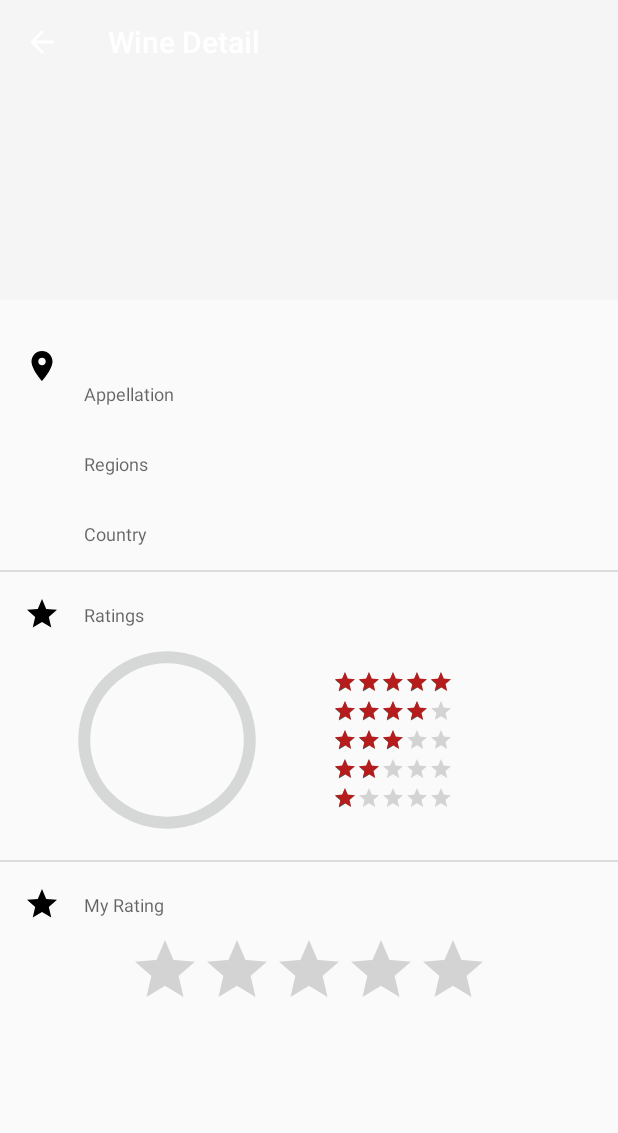
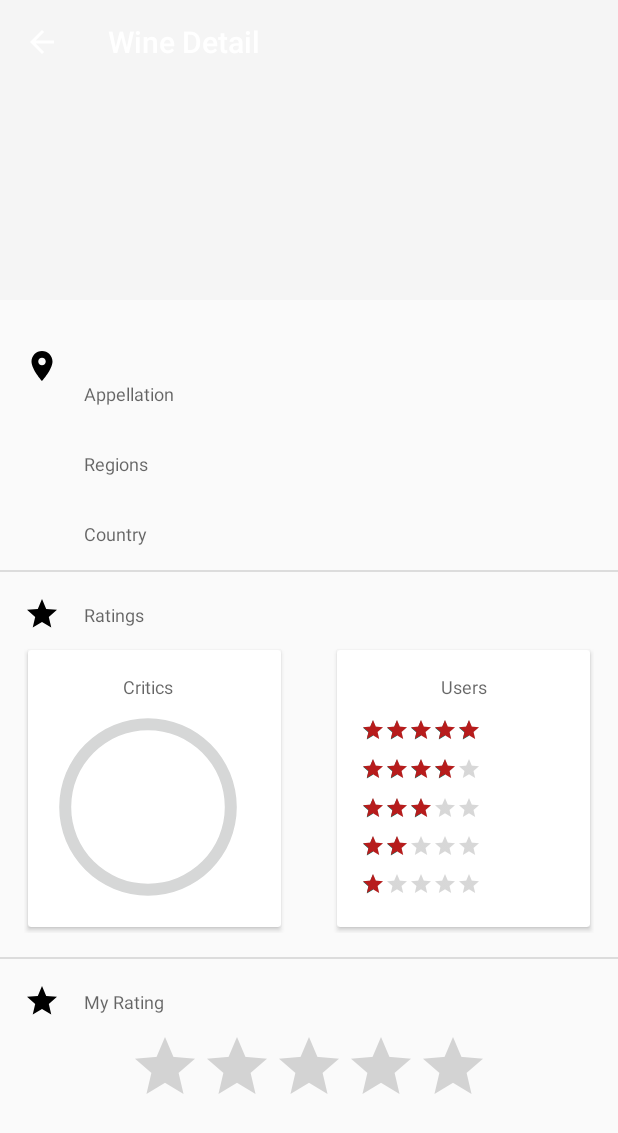
Before and after one commit to rmnblm/WineScore, an Android app: the DetailsActivity screen opened directly, with no data from a screen before it, on a phone screen of 412 x 824 dp. Shown: the top 1133 px of the screen. Run offline under Robolectric (Android 15) with nearby library versions, the phone set to English and light mode, and no system bars; our stand-ins replace ButterKnife, Firebase (no records; nobody signed in at launch, a user with empty details on screens opened directly); libraries missing offline, so code that uses them is left out: com.firebase.ui, net.opacapp.multilinecollapsingtoolbar; plain views replace CollapsingToolbarLayout; pictures from the network do not load; 13 statements that could not run were skipped.

Commit message:
Redesign ratings to card views with title

```diff
--- a/app/src/main/java/ch/hsr/winescore/ui/activities/DetailsActivity.java
+++ b/app/src/main/java/ch/hsr/winescore/ui/activities/DetailsActivity.java
@@ -7,6 +7,7 @@ import android.support.v7.app.ActionBar;
 import android.support.v7.app.AppCompatActivity;
 import android.support.v7.widget.Toolbar;
 import android.text.TextUtils;
+import android.util.Log;
 import android.view.View;
 import android.widget.Button;
 import android.widget.ImageView;
@@ -165,9 +166,10 @@ public class DetailsActivity extends AppCompatActivity implements DetailsView {
 
             rb_my_rating.setOnRatingBarChangeListener((ratingBar, rating, fromUser) -> {
                 if (fromUser) {
-                    RatingsFirebaseRepository.set(wine, (int) rating, result -> {});
+                    RatingsFirebaseRepository.set(wine, (int) rating, result -> {
+                        refreshRatingList();
+                    });
                     btn_remove_rating.setVisibility(View.VISIBLE);
-                    refreshRatingList();
                 }
             });
 
--- a/app/src/main/res/layout/activity_details.xml
+++ b/app/src/main/res/layout/activity_details.xml
@@ -169,6 +169,39 @@
                     app:layout_constraintStart_toEndOf="@+id/ratingIcon"
                     app:layout_constraintTop_toTopOf="@+id/ratingIcon" />
 
+                <android.support.constraint.Guideline
+                    android:id="@+id/guideline"
+                    android:layout_width="wrap_content"
+                    android:layout_height="wrap_content"
+                    android:orientation="vertical"
+                    app:layout_constraintGuide_percent="0.5" />
+
+                <android.support.v7.widget.CardView
+                    android:id="@+id/cardView_Critics"
+                    android:layout_width="0dp"
+                    android:layout_height="wrap_content"
+                    android:layout_marginTop="8dp"
+                    android:layout_marginEnd="16dp"
+                    app:cardUseCompatPadding="true"
+                    app:contentPadding="16dp"
+                    app:layout_constraintEnd_toStartOf="@+id/guideline"
+                    app:layout_constraintStart_toStartOf="parent"
+                    app:layout_constraintTop_toBottomOf="@+id/ratingIcon">
+
+                    <android.support.constraint.ConstraintLayout
+                        android:layout_width="wrap_content"
+                        android:layout_height="wrap_content">
+
+                        <TextView
+                            android:id="@+id/criticsLabel"
+                            android:layout_width="wrap_content"
+                            android:layout_height="wrap_content"
+                            android:text="@string/critics"
+                            android:textAppearance="@style/TextAppearance.AppCompat.Caption"
+                            app:layout_constraintEnd_toEndOf="@+id/scoreCircle"
+                            app:layout_constraintStart_toStartOf="@+id/scoreCircle"
+                            app:layout_constraintTop_toTopOf="parent" />
+
                         <ProgressBar
                             android:id="@+id/scoreCircle"
                             style="?android:attr/progressBarStyleHorizontal"
@@ -179,9 +212,10 @@
                             android:indeterminate="false"
                             android:max="100"
                             android:progressDrawable="@drawable/circle"
-                    app:layout_constraintEnd_toStartOf="@+id/guideline"
+                            app:layout_constraintBottom_toBottomOf="parent"
+                            app:layout_constraintEnd_toEndOf="parent"
                             app:layout_constraintStart_toStartOf="parent"
-                    app:layout_constraintTop_toBottomOf="@+id/ratingIcon" />
+                            app:layout_constraintTop_toBottomOf="@id/criticsLabel" />
 
                         <TextView
                             android:id="@+id/confidence_index"
@@ -207,22 +241,43 @@
                             app:layout_constraintVertical_bias="0.7"
                             tools:text="99.99" />
 
-                <android.support.constraint.Guideline
-                    android:id="@+id/guideline"
+                    </android.support.constraint.ConstraintLayout>
+
+                </android.support.v7.widget.CardView>
+
+                <android.support.v7.widget.CardView
+                    android:id="@+id/cardView_Users"
+                    android:layout_width="0dp"
+                    android:layout_height="0dp"
+                    android:layout_marginStart="16dp"
+                    app:cardUseCompatPadding="true"
+                    app:contentPadding="16dp"
+                    app:layout_constraintBottom_toBottomOf="@+id/cardView_Critics"
+                    app:layout_constraintEnd_toEndOf="parent"
+                    app:layout_constraintStart_toStartOf="@+id/guideline"
+                    app:layout_constraintTop_toTopOf="@+id/cardView_Critics">
+
+                    <android.support.constraint.ConstraintLayout
+                        android:layout_width="match_parent"
+                        android:layout_height="wrap_content">
+
+                        <TextView
+                            android:id="@+id/userRatingsLabel"
                             android:layout_width="wrap_content"
                             android:layout_height="wrap_content"
-                    android:orientation="vertical"
-                    app:layout_constraintGuide_percent="0.5" />
+                            android:text="@string/users"
+                            android:textAppearance="@style/TextAppearance.AppCompat.Caption"
+                            app:layout_constraintEnd_toEndOf="parent"
+                            app:layout_constraintStart_toStartOf="parent"
+                            app:layout_constraintTop_toTopOf="parent" />
 
                         <LinearLayout
-                    android:layout_width="0dp"
-                    android:layout_height="wrap_content"
-                    android:layout_marginStart="16dp"
+                            android:layout_width="match_parent"
+                            android:layout_height="128dp"
+                            android:layout_marginTop="8dp"
                             android:orientation="vertical"
-                    app:layout_constraintBottom_toBottomOf="@+id/scoreCircle"
-                    app:layout_constraintEnd_toEndOf="parent"
-                    app:layout_constraintStart_toStartOf="@+id/guideline"
-                    app:layout_constraintTop_toTopOf="@+id/scoreCircle">
+                            app:layout_constraintTop_toBottomOf="@id/userRatingsLabel"
+                            tools:layout_editor_absoluteX="8dp">
 
                             <LinearLayout
                                 android:layout_width="match_parent"
@@ -349,7 +404,8 @@
                                     tools:text="0" />
                             </LinearLayout>
                         </LinearLayout>
-
+                    </android.support.constraint.ConstraintLayout>
+                </android.support.v7.widget.CardView>
             </android.support.constraint.ConstraintLayout>
 
             <View
--- a/app/src/main/res/values/strings.xml
+++ b/app/src/main/res/values/strings.xml
@@ -51,4 +51,6 @@
     <string name="empty_data_title">The wine glass is empty!</string>
     <string name="empty_data_content">There is nothing to show here...</string>
     <string name="title_activity_search">SearchActivity</string>
+    <string name="critics">Critics</string>
+    <string name="users">Users</string>
 </resources>
```
Lines whose indentation alone changed are shown as unchanged.
